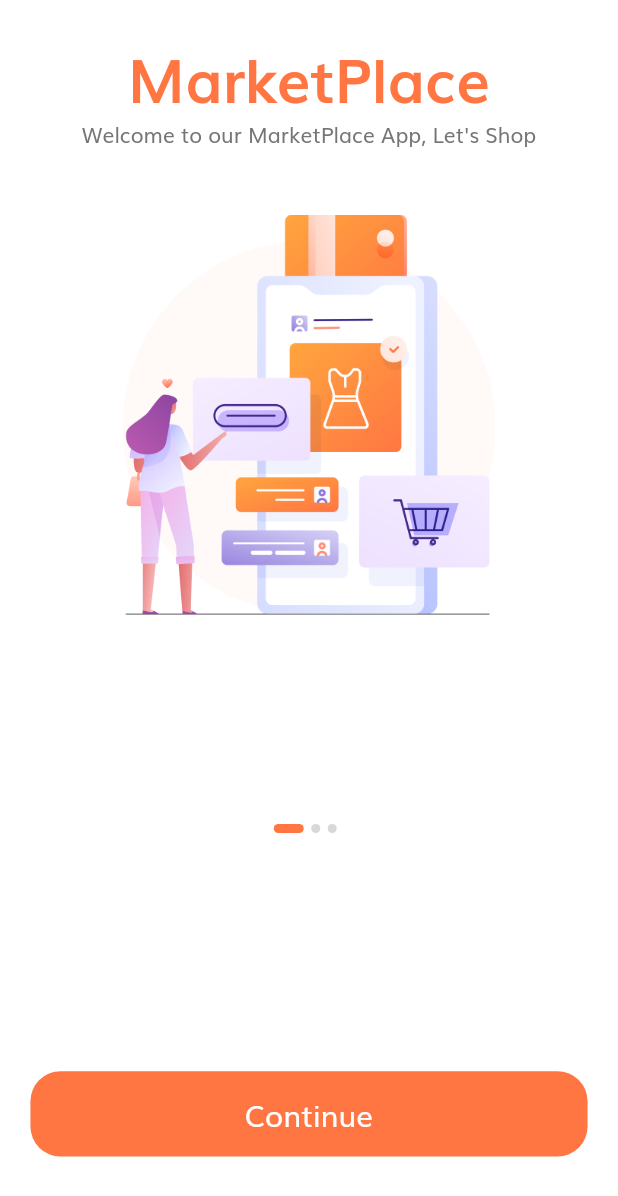
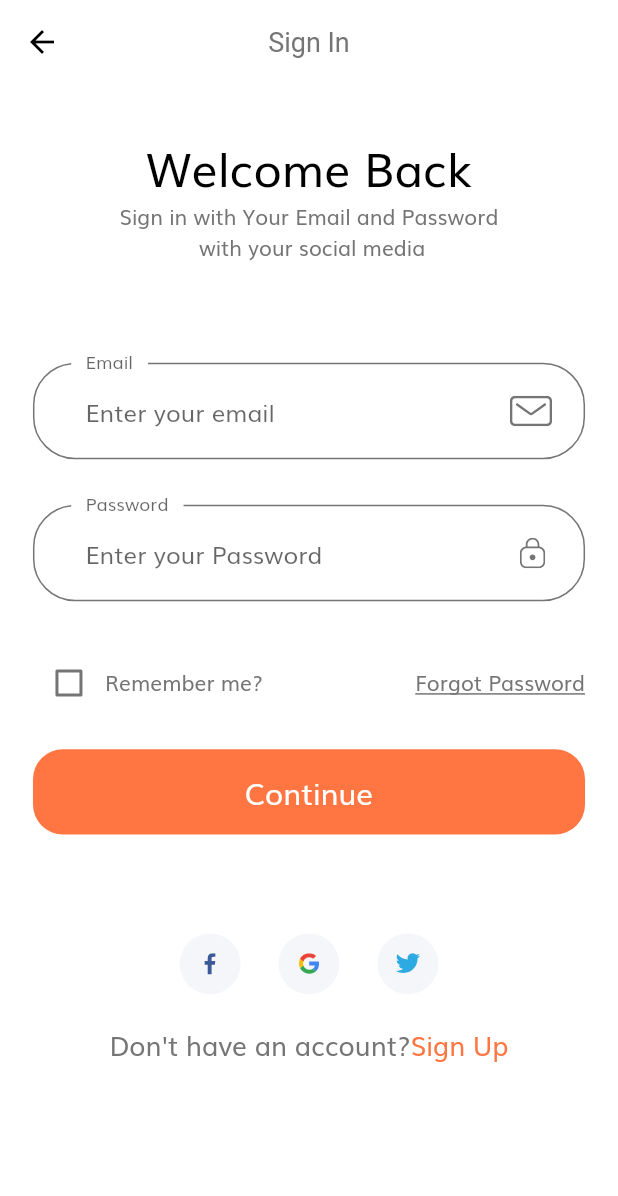
Before and after one commit to imakb4r/marketplace_app, a Flutter app: the screen it shows after launch, after a tap on "Continue", on a phone screen of 412 x 824 dp. Shown: the top 1196 px of the screen. Run offline on Flutter 3.47's test engine with Material 2 defaults, Android fonts, the phone set to English and light mode, and no system bars; our stand-ins replace flutter_svg.

Commit message:
adding Login screen and Improve UI

```diff
--- /dev/null
+++ b/lib/components/no_account_text.dart
@@ -0,0 +1,32 @@
+import 'package:flutter/material.dart';
+
+import '../constants.dart';
+import '../size_config.dart';
+
+class NoAccountText extends StatelessWidget {
+  const NoAccountText({
+    Key? key,
+  }) : super(key: key);
+
+  @override
+  Widget build(BuildContext context) {
+    return Row(
+      mainAxisAlignment: MainAxisAlignment.center,
+      children: [
+        Text(
+          "Don't have an account?",
+          style: TextStyle(
+            fontSize: getProportionateScreenWidth(16),
+          ),
+        ),
+        Text(
+          'Sign Up',
+          style: TextStyle(
+            fontSize: getProportionateScreenWidth(16),
+            color: kPrimaryColor,
+          ),
+        )
+      ],
+    );
+  }
+}
--- /dev/null
+++ b/lib/components/social_card.dart
@@ -0,0 +1,33 @@
+import 'package:flutter/material.dart';
+import 'package:flutter_svg/svg.dart';
+
+import '../size_config.dart';
+
+class SocialCard extends StatelessWidget {
+  const SocialCard({
+    Key? key,
+    required this.icon,
+    required this.press,
+  }) : super(key: key);
+  final String icon;
+  final Function press;
+
+  @override
+  Widget build(BuildContext context) {
+    return GestureDetector(
+      onTap: press as void Function()?,
+      child: Container(
+        margin:
+            EdgeInsets.symmetric(horizontal: getProportionateScreenWidth(10)),
+        padding: EdgeInsets.all(getProportionateScreenWidth(12)),
+        height: getProportionateScreenHeight(40),
+        width: getProportionateScreenWidth(40),
+        decoration: BoxDecoration(
+          color: Color(0XFFF5F6F9),
+          shape: BoxShape.circle,
+        ),
+        child: SvgPicture.asset(icon),
+      ),
+    );
+  }
+}
--- a/lib/main.dart
+++ b/lib/main.dart
@@ -1,7 +1,9 @@
 import 'package:flutter/material.dart';
+import 'package:flutter/services.dart';
 import 'package:marketplace_app/constants.dart';
 import 'package:marketplace_app/routs.dart';
 import 'screens/splash/splash_screen.dart';
+import 'theme.dart';
 
 void main() {
   runApp(const MyApp());
@@ -14,17 +16,7 @@ class MyApp extends StatelessWidget {
     return MaterialApp(
       debugShowCheckedModeBanner: false,
       title: 'MarketPlace App',
-      theme: ThemeData(
-        fontFamily: 'Muli',
-        textTheme: const TextTheme(
-          bodyText1: TextStyle(color: kTextColor),
-          bodyText2: TextStyle(color: kTextColor),
-        ),
-        visualDensity: VisualDensity.adaptivePlatformDensity,
-        scaffoldBackgroundColor: Colors.white,
-        primarySwatch: Colors.blue,
-      ),
-      //home:  SplashScreen(),
+      theme: theme(),
       initialRoute: SplashScreen.routeName,
       routes: routes,
     );
--- a/lib/routs.dart
+++ b/lib/routs.dart
@@ -1,8 +1,12 @@
-import 'dart:js';
-
 import 'package:flutter/widgets.dart';
+import 'package:marketplace_app/screens/forget_password/forget_password_screen.dart';
+import 'package:marketplace_app/screens/login_success/login_success_screen.dart';
+import 'package:marketplace_app/screens/sign_in_page/sign_in_page.dart';
 import 'package:marketplace_app/screens/splash/splash_screen.dart';
 
 final Map<String, WidgetBuilder> routes = {
   SplashScreen.routeName : (context) => SplashScreen(),
+  SignInScreen.routeName : (context) => SignInScreen(),
+  ForgetPasswordScreen.routeName: (context) => ForgetPasswordScreen(),
+  LoginSuccessScreen.routeName:(context) => LoginSuccessScreen(),
 };
--- /dev/null
+++ b/lib/screens/sign_in_page/components/body.dart
@@ -0,0 +1,69 @@
+import 'package:flutter/material.dart';
+import 'package:flutter_svg/flutter_svg.dart';
+import 'package:marketplace_app/components/default_button.dart';
+import 'package:marketplace_app/constants.dart';
+import 'package:marketplace_app/size_config.dart';
+
+import '../../../components/no_account_text.dart';
+import '../../../components/social_card.dart';
+import '../../../form_error.dart';
+import 'sign_in_form.dart';
+import 'suffix_icon.dart';
+
+class Body extends StatelessWidget {
+  const Body({Key? key}) : super(key: key);
+
+  @override
+  Widget build(BuildContext context) {
+    return SafeArea(
+      child: SizedBox(
+        width: double.infinity,
+        child: Padding(
+          padding: EdgeInsets.symmetric(
+            horizontal: getProportionateScreenWidth(20),
+          ),
+          child: SingleChildScrollView(
+            child: Column(
+              children: [
+                SizedBox(height: SizeConfig.screenHeight * 0.04),
+                Text(
+                  "Welcome Back",
+                  style: TextStyle(
+                    color: Colors.black,
+                    fontSize: getProportionateScreenWidth(28),
+                  ),
+                ),
+                Text(
+                  "Sign in with Your Email and Password \n with your social media",
+                  textAlign: TextAlign.center,
+                ),
+                SizedBox(height: SizeConfig.screenHeight * 0.08),
+                SignInForm(),
+                SizedBox(height: SizeConfig.screenHeight * 0.08),
+                Row(
+                  mainAxisAlignment: MainAxisAlignment.center,
+                  children: [
+                    SocialCard(
+                      icon: 'assets/icons/facebook-2.svg',
+                      press: () {},
+                    ),
+                    SocialCard(
+                      icon: 'assets/icons/google-icon.svg',
+                      press: () {},
+                    ),
+                    SocialCard(
+                      icon: 'assets/icons/twitter.svg',
+                      press: () {},
+                    ),
+                  ],
+                ),
+                SizedBox(height: getProportionateScreenHeight(20)),
+                NoAccountText()
+              ],
+            ),
+          ),
+        ),
+      ),
+    );
+  }
+}
--- /dev/null
+++ b/lib/screens/sign_in_page/components/sign_in_form.dart
@@ -0,0 +1,181 @@
+import 'package:flutter/material.dart';
+import 'package:marketplace_app/screens/forget_password/forget_password_screen.dart';
+import 'package:marketplace_app/screens/login_success/login_success_screen.dart';
+
+import '../../../components/default_button.dart';
+import '../../../constants.dart';
+import '../../../form_error.dart';
+import '../../../size_config.dart';
+import 'suffix_icon.dart';
+
+class SignInForm extends StatefulWidget {
+  const SignInForm({Key? key}) : super(key: key);
+
+  @override
+  State<SignInForm> createState() => _SignInFormState();
+}
+
+class _SignInFormState extends State<SignInForm> {
+  final _formKey = GlobalKey<FormState>();
+  String? email;
+  String? password;
+  bool remember = false;
+  final List<String> errors = [];
+  @override
+  Widget build(BuildContext context) {
+    return Form(
+      key: _formKey,
+      child: Column(
+        children: [
+          buildEmailFormField(),
+          SizedBox(height: getProportionateScreenHeight(30)),
+          buildPasswordFormField(),
+          SizedBox(height: getProportionateScreenHeight(30)),
+          Row(
+            children: [
+              Checkbox(
+                value: remember,
+                activeColor: kPrimaryColor,
+                onChanged: (value) {
+                  setState(() {
+                    remember = value!;
+                  });
+                },
+              ),
+              Text("Remember me?"),
+              Spacer(),
+              GestureDetector(
+                onTap: () => Navigator.popAndPushNamed(
+                    context, ForgetPasswordScreen.routeName),
+                child: Text(
+                  "Forgot Password",
+                  style: TextStyle(decoration: TextDecoration.underline),
+                ),
+              )
+            ],
+          ),
+          FormError(errors: errors),
+          SizedBox(height: getProportionateScreenHeight(20)),
+          DefaultButton(
+            text: "Continue",
+            press: () {
+              if (_formKey.currentState!.validate()) {
+                _formKey.currentState!.save();
+                Navigator.pushNamed(context, LoginSuccessScreen.routeName);
+              }
+            },
+          ),
+        ],
+      ),
+    );
+  }
+
+  TextFormField buildPasswordFormField() {
+    return TextFormField(
+      obscureText: true,
+      onSaved: (newValue) => password = newValue,
+      onChanged: (value) {
+        if (value.isNotEmpty && errors.contains(kPassNullError)) {
+          setState(() {
+            errors.remove(kPassNullError);
+          });
+        } else if (value.length >= 8 && errors.contains(kShortPassError)) {
+          setState(() {
+            errors.remove(kShortPassError);
+          });
+        }
+      },
+      validator: ((value) {
+        if (value!.isEmpty && !errors.contains(kPassNullError)) {
+          setState(() {
+            errors.add(kPassNullError);
+          });
+          return '';
+        } else if (value.length < 8 && !errors.contains(kShortPassError)) {
+          setState(() {
+            errors.add(kShortPassError);
+          });
+          return '';
+        }
+        return null;
+      }),
+      decoration: InputDecoration(
+        labelText: "Password",
+        hintText: "Enter your Password",
+        floatingLabelBehavior: FloatingLabelBehavior.always,
+        contentPadding: EdgeInsets.symmetric(
+          horizontal: 35,
+          vertical: 20,
+        ),
+        suffixIcon: SuffixICon(
+          svgIcon: 'assets/icons/Lock.svg',
+        ),
+        enabledBorder: OutlineInputBorder(
+          borderRadius: BorderRadius.circular(28),
+          borderSide: BorderSide(color: kTextColor),
+          gapPadding: 10,
+        ),
+        focusedBorder: OutlineInputBorder(
+          borderRadius: BorderRadius.circular(28),
+          borderSide: BorderSide(color: kTextColor),
+          gapPadding: 10,
+        ),
+      ),
+    );
+  }
+
+  TextFormField buildEmailFormField() {
+    return TextFormField(
+      keyboardType: TextInputType.emailAddress,
+      onSaved: (newValue) => email = newValue,
+      onChanged: (value) {
+        if (value.isNotEmpty && errors.contains(kEmailNullError)) {
+          setState(() {
+            errors.remove(kEmailNullError);
+          });
+        } else if (emailValidatorRegExp.hasMatch(value) &&
+            errors.remove(kInvalidEmailError)) {
+          setState(() {
+            errors.remove(kInvalidEmailError);
+          });
+        }
+        return null;
+      },
+      validator: ((value) {
+        if (value!.isEmpty && !errors.contains(kEmailNullError)) {
+          setState(() {
+            errors.add(kEmailNullError);
+          });
+        } else if (!emailValidatorRegExp.hasMatch(value) &&
+            !errors.contains(kInvalidEmailError)) {
+          setState(() {
+            errors.add(kInvalidEmailError);
+          });
+        }
+        return null;
+      }),
+      decoration: InputDecoration(
+        labelText: "Email",
+        hintText: "Enter your email",
+        floatingLabelBehavior: FloatingLabelBehavior.always,
+        contentPadding: EdgeInsets.symmetric(
+          horizontal: 35,
+          vertical: 20,
+        ),
+        suffixIcon: SuffixICon(
+          svgIcon: 'assets/icons/Mail.svg',
+        ),
+        enabledBorder: OutlineInputBorder(
+          borderRadius: BorderRadius.circular(28),
+          borderSide: BorderSide(color: kTextColor),
+          gapPadding: 10,
+        ),
+        focusedBorder: OutlineInputBorder(
+          borderRadius: BorderRadius.circular(28),
+          borderSide: BorderSide(color: kTextColor),
+          gapPadding: 10,
+        ),
+      ),
+    );
+  }
+}
--- /dev/null
+++ b/lib/screens/sign_in_page/components/suffix_icon.dart
@@ -0,0 +1,28 @@
+import 'package:flutter/material.dart';
+import 'package:flutter_svg/svg.dart';
+
+import '../../../size_config.dart';
+
+class SuffixICon extends StatelessWidget {
+  const SuffixICon({
+    required this.svgIcon,
+    Key? key,
+  }) : super(key: key);
+  final String svgIcon;
+
+  @override
+  Widget build(BuildContext context) {
+    return Padding(
+      padding: EdgeInsets.fromLTRB(
+        0,
+        getProportionateScreenWidth(20),
+        getProportionateScreenWidth(20),
+        getProportionateScreenWidth(20),
+      ),
+      child: SvgPicture.asset(
+        svgIcon,
+        height: getProportionateScreenHeight(20),
+      ),
+    );
+  }
+}
--- /dev/null
+++ b/lib/screens/sign_in_page/sign_in_page.dart
@@ -0,0 +1,25 @@
+import 'package:flutter/material.dart';
+import 'package:marketplace_app/screens/sign_in_page/components/body.dart';
+
+class SignInScreen extends StatelessWidget {
+  const SignInScreen({Key? key}) : super(key: key);
+
+  static String routeName = '/sign_in';
+
+  @override
+  Widget build(BuildContext context) {
+    return Scaffold(
+      appBar: buildAppBar(),
+      body: Body(),
+    );
+  }
+
+  AppBar buildAppBar() {
+    return AppBar(
+      centerTitle: true,
+      title: Text(
+        "Sign In",
+      ),
+    );
+  }
+}
--- a/lib/screens/splash/components/body.dart
+++ b/lib/screens/splash/components/body.dart
@@ -1,6 +1,7 @@
 import 'package:flutter/cupertino.dart';
 import 'package:flutter/material.dart';
 import 'package:marketplace_app/constants.dart';
+import 'package:marketplace_app/screens/sign_in_page/sign_in_page.dart';
 import 'package:marketplace_app/size_config.dart';
 
 import '../../../components/default_button.dart';
@@ -72,9 +73,13 @@ class _BodyState extends State<Body> {
                     ),
                     DefaultButton(
                       text: "Continue",
-                      press: () {},
+                      press: () {
+                        Navigator.pushNamed(context, SignInScreen.routeName);
+                      },
                     ),
-                    Spacer(),
+                    Spacer(
+                      flex: 3,
+                    ),
                   ],
                 ),
               ),
--- /dev/null
+++ b/lib/theme.dart
@@ -0,0 +1,34 @@
+import 'package:flutter/material.dart';
+import 'package:flutter/services.dart';
+import 'constants.dart';
+
+ThemeData theme() {
+  return ThemeData(
+    fontFamily: 'Muli',
+    appBarTheme: appBarTheme(),
+    textTheme: textTheme(),
+    visualDensity: VisualDensity.adaptivePlatformDensity,
+    scaffoldBackgroundColor: Colors.white,
+    primarySwatch: Colors.blue,
+  );
+}
+
+TextTheme textTheme() {
+  return TextTheme(
+    bodyText1: TextStyle(color: kTextColor),
+    bodyText2: TextStyle(color: kTextColor),
+  );
+}
+
+AppBarTheme appBarTheme() {
+  return AppBarTheme(
+      color: Colors.white,
+      elevation: 0.0,
+      systemOverlayStyle: SystemUiOverlayStyle.light,
+      iconTheme: IconThemeData(color: Colors.black),
+      toolbarTextStyle:
+          TextTheme(headline6: TextStyle(color: Colors.black)).bodyText2,
+      titleTextStyle: TextTheme(
+              headline6: TextStyle(color: Colors.grey[600], fontSize: 18))
+          .headline6);
+}
```
Also changed, not shown: lib/form_error.dart (added, +37 -0 lines), lib/screens/forget_password/components/body.dart (added, +140 -0 lines), lib/screens/forget_password/forget_password_screen.dart (added, +18 -0 lines), lib/screens/login_success/components/body.dart (added, +38 -0 lines), lib/screens/login_success/login_success_screen.dart (added, +19 -0 lines).
